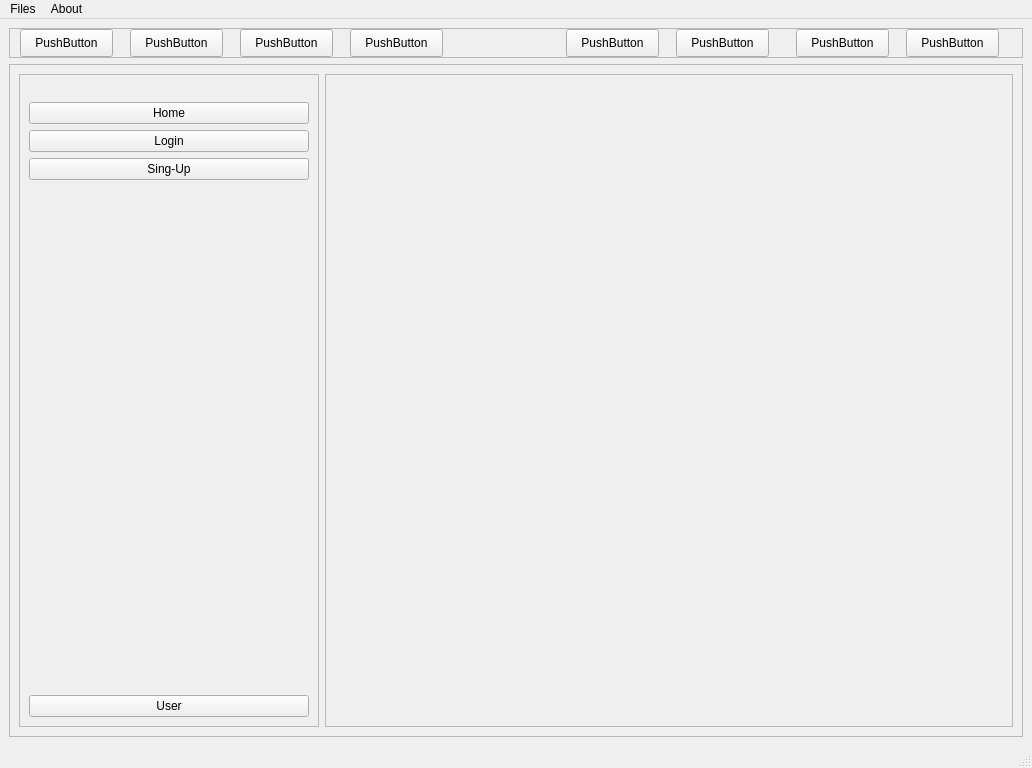
Anuj-Bhaladhare/pyqt_projects, file login_singup_app/ui/main_window.ui: the form before one commit.
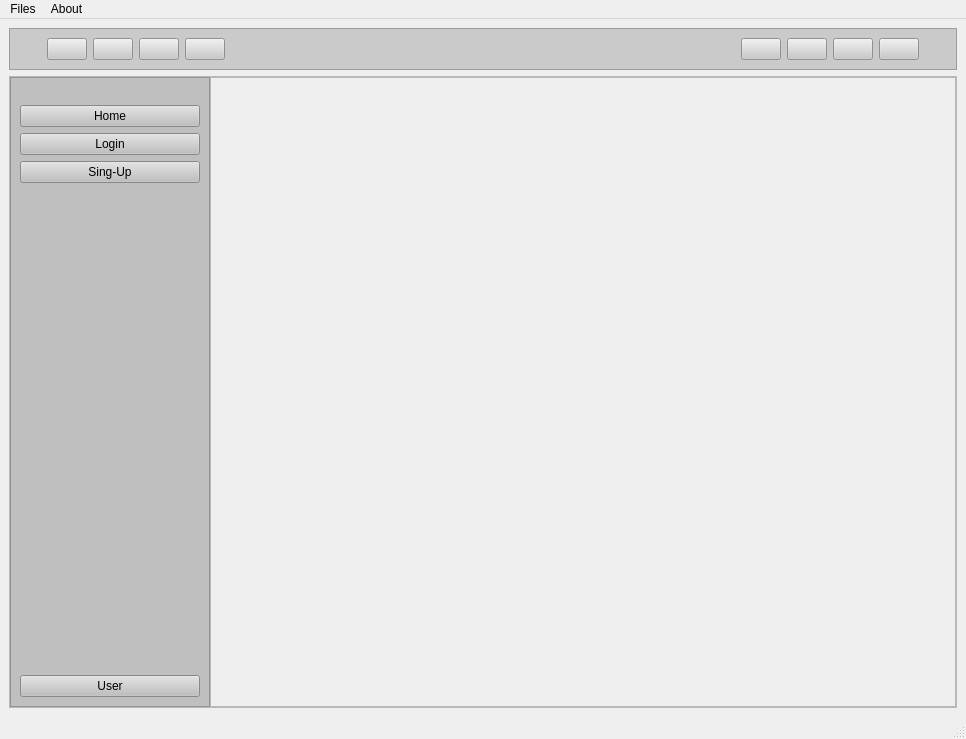
The form after the commit. Icons and pictures are not drawn.

Patch:
```diff
--- a/login_singup_app/ui/main_window.ui
+++ b/login_singup_app/ui/main_window.ui
@@ -6,8 +6,8 @@
    <rect>
     <x>0</x>
     <y>0</y>
-    <width>1032</width>
-    <height>768</height>
+    <width>966</width>
+    <height>739</height>
    </rect>
   </property>
   <property name="windowTitle">
@@ -20,7 +20,7 @@
       <property name="minimumSize">
        <size>
         <width>0</width>
-        <height>30</height>
+        <height>40</height>
        </size>
       </property>
       <property name="maximumSize">
@@ -29,6 +29,9 @@
         <height>70</height>
        </size>
       </property>
+      <property name="styleSheet">
+       <string notr="true">background-color: rgb(202, 202, 202);</string>
+      </property>
       <property name="frameShape">
        <enum>QFrame::StyledPanel</enum>
       </property>
@@ -53,114 +56,168 @@
        </property>
        <item>
         <widget class="QWidget" name="widget" native="true">
-         <widget class="QPushButton" name="pushButton_9">
-          <property name="geometry">
-           <rect>
-            <x>10</x>
-            <y>0</y>
-            <width>93</width>
-            <height>28</height>
-           </rect>
-          </property>
-          <property name="text">
-           <string>PushButton</string>
-          </property>
-         </widget>
-         <widget class="QPushButton" name="pushButton_10">
-          <property name="geometry">
-           <rect>
-            <x>120</x>
-            <y>0</y>
-            <width>93</width>
-            <height>28</height>
-           </rect>
-          </property>
-          <property name="text">
-           <string>PushButton</string>
-          </property>
-         </widget>
-         <widget class="QPushButton" name="pushButton_11">
-          <property name="geometry">
-           <rect>
-            <x>230</x>
-            <y>0</y>
-            <width>93</width>
-            <height>28</height>
-           </rect>
-          </property>
-          <property name="text">
-           <string>PushButton</string>
-          </property>
-         </widget>
-         <widget class="QPushButton" name="pushButton_12">
-          <property name="geometry">
-           <rect>
-            <x>340</x>
-            <y>0</y>
-            <width>93</width>
-            <height>28</height>
-           </rect>
-          </property>
-          <property name="text">
-           <string>PushButton</string>
-          </property>
-         </widget>
+         <layout class="QHBoxLayout" name="horizontalLayout_6">
+          <item>
+           <spacer name="horizontalSpacer">
+            <property name="orientation">
+             <enum>Qt::Horizontal</enum>
+            </property>
+            <property name="sizeType">
+             <enum>QSizePolicy::Fixed</enum>
+            </property>
+            <property name="sizeHint" stdset="0">
+             <size>
+              <width>28</width>
+              <height>20</height>
+             </size>
+            </property>
+           </spacer>
+          </item>
+          <item>
+           <layout class="QHBoxLayout" name="horizontalLayout_3">
+            <item>
+             <widget class="QPushButton" name="pushButton_9">
+              <property name="text">
+               <string/>
+              </property>
+              <property name="icon">
+               <iconset>
+                <normaloff>../asset/icons/arrow-up-circle.svg</normaloff>../asset/icons/arrow-up-circle.svg</iconset>
+              </property>
+             </widget>
+            </item>
+            <item>
+             <widget class="QPushButton" name="pushButton_10">
+              <property name="text">
+               <string/>
+              </property>
+              <property name="icon">
+               <iconset>
+                <normaloff>../asset/icons/award.svg</normaloff>../asset/icons/award.svg</iconset>
+              </property>
+             </widget>
+            </item>
+            <item>
+             <widget class="QPushButton" name="pushButton_11">
+              <property name="text">
+               <string/>
+              </property>
+              <property name="icon">
+               <iconset>
+                <normaloff>../asset/icons/cast.svg</normaloff>../asset/icons/cast.svg</iconset>
+              </property>
+             </widget>
+            </item>
+            <item>
+             <widget class="QPushButton" name="pushButton_12">
+              <property name="text">
+               <string/>
+              </property>
+              <property name="icon">
+               <iconset>
+                <normaloff>../asset/icons/external-link.svg</normaloff>../asset/icons/external-link.svg</iconset>
+              </property>
+             </widget>
+            </item>
+           </layout>
+          </item>
+          <item>
+           <spacer name="horizontalSpacer_3">
+            <property name="orientation">
+             <enum>Qt::Horizontal</enum>
+            </property>
+            <property name="sizeHint" stdset="0">
+             <size>
+              <width>246</width>
+              <height>20</height>
+             </size>
+            </property>
+           </spacer>
+          </item>
+         </layout>
         </widget>
        </item>
        <item>
         <widget class="QWidget" name="widget_2" native="true">
-         <widget class="QPushButton" name="pushButton_5">
-          <property name="geometry">
-           <rect>
-            <x>50</x>
-            <y>0</y>
-            <width>93</width>
-            <height>28</height>
-           </rect>
-          </property>
-          <property name="text">
-           <string>PushButton</string>
-          </property>
-         </widget>
-         <widget class="QPushButton" name="pushButton_6">
-          <property name="geometry">
-           <rect>
-            <x>160</x>
-            <y>0</y>
-            <width>93</width>
-            <height>28</height>
-           </rect>
-          </property>
-          <property name="text">
-           <string>PushButton</string>
-          </property>
-         </widget>
-         <widget class="QPushButton" name="pushButton_7">
-          <property name="geometry">
-           <rect>
-            <x>280</x>
-            <y>0</y>
-            <width>93</width>
-            <height>28</height>
-           </rect>
-          </property>
-          <property name="text">
-           <string>PushButton</string>
-          </property>
-         </widget>
-         <widget class="QPushButton" name="pushButton_8">
-          <property name="geometry">
-           <rect>
-            <x>390</x>
-            <y>0</y>
-            <width>93</width>
-            <height>28</height>
-           </rect>
-          </property>
-          <property name="text">
-           <string>PushButton</string>
-          </property>
-         </widget>
+         <layout class="QHBoxLayout" name="horizontalLayout_5">
+          <item>
+           <spacer name="horizontalSpacer_4">
+            <property name="orientation">
+             <enum>Qt::Horizontal</enum>
+            </property>
+            <property name="sizeHint" stdset="0">
+             <size>
+              <width>246</width>
+              <height>20</height>
+             </size>
+            </property>
+           </spacer>
+          </item>
+          <item>
+           <layout class="QHBoxLayout" name="horizontalLayout_4">
+            <item>
+             <widget class="QPushButton" name="pushButton_5">
+              <property name="text">
+               <string/>
+              </property>
+              <property name="icon">
+               <iconset>
+                <normaloff>../asset/icons/cast.svg</normaloff>../asset/icons/cast.svg</iconset>
+              </property>
+             </widget>
+            </item>
+            <item>
+             <widget class="QPushButton" name="pushButton_6">
+              <property name="text">
+               <string/>
+              </property>
+              <property name="icon">
+               <iconset>
+                <normaloff>../asset/icons/alert-triangle.svg</normaloff>../asset/icons/alert-triangle.svg</iconset>
+              </property>
+             </widget>
+            </item>
+            <item>
+             <widget class="QPushButton" name="pushButton_7">
+              <property name="text">
+               <string/>
+              </property>
+              <property name="icon">
+               <iconset>
+                <normaloff>../asset/icons/arrow-up.svg</normaloff>../asset/icons/arrow-up.svg</iconset>
+              </property>
+             </widget>
+            </item>
+            <item>
+             <widget class="QPushButton" name="pushButton_8">
+              <property name="text">
+               <string/>
+              </property>
+              <property name="icon">
+               <iconset>
+                <normaloff>../asset/icons/help-circle.svg</normaloff>../asset/icons/help-circle.svg</iconset>
+              </property>
+             </widget>
+            </item>
+           </layout>
+          </item>
+          <item>
+           <spacer name="horizontalSpacer_2">
+            <property name="orientation">
+             <enum>Qt::Horizontal</enum>
+            </property>
+            <property name="sizeType">
+             <enum>QSizePolicy::Fixed</enum>
+            </property>
+            <property name="sizeHint" stdset="0">
+             <size>
+              <width>28</width>
+              <height>20</height>
+             </size>
+            </property>
+           </spacer>
+          </item>
+         </layout>
         </widget>
        </item>
       </layout>
@@ -175,6 +232,21 @@
        <enum>QFrame::Raised</enum>
       </property>
       <layout class="QHBoxLayout" name="horizontalLayout">
+       <property name="spacing">
+        <number>0</number>
+       </property>
+       <property name="leftMargin">
+        <number>0</number>
+       </property>
+       <property name="topMargin">
+        <number>0</number>
+       </property>
+       <property name="rightMargin">
+        <number>0</number>
+       </property>
+       <property name="bottomMargin">
+        <number>0</number>
+       </property>
        <item>
         <widget class="QFrame" name="frame">
          <property name="minimumSize">
@@ -189,6 +261,9 @@
            <height>16777215</height>
           </size>
          </property>
+         <property name="styleSheet">
+          <string notr="true">background-color: rgb(191, 191, 191);</string>
+         </property>
          <property name="frameShape">
           <enum>QFrame::StyledPanel</enum>
          </property>
@@ -245,7 +320,7 @@
             <property name="sizeHint" stdset="0">
              <size>
               <width>20</width>
-              <height>435</height>
+              <height>402</height>
              </size>
             </property>
            </spacer>
@@ -268,6 +343,14 @@
          <property name="frameShadow">
           <enum>QFrame::Raised</enum>
          </property>
+         <layout class="QHBoxLayout" name="horizontalLayout_7">
+          <item>
+           <widget class="QStackedWidget" name="mainStack">
+            <widget class="QWidget" name="page"/>
+            <widget class="QWidget" name="page_2"/>
+           </widget>
+          </item>
+         </layout>
         </widget>
        </item>
       </layout>
@@ -281,7 +364,7 @@
     <rect>
      <x>0</x>
      <y>0</y>
-     <width>1032</width>
+     <width>966</width>
      <height>27</height>
     </rect>
    </property>
```
Left out of the diff: 24 changed lines with no effect on the pictures.
